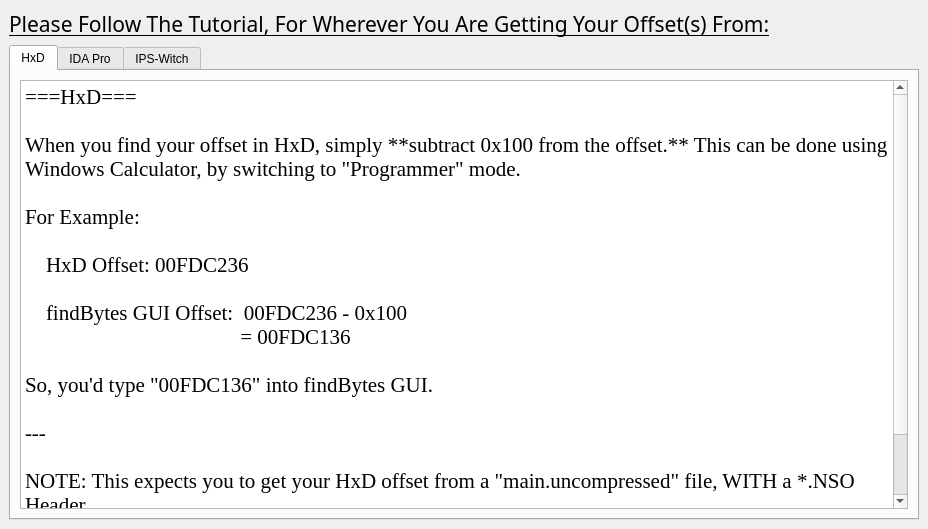
Old version of the form resources/interfaces/multipleOffsetsInstructions/multipleOffsetsInstructions.ui in the repository tiliarou/findBytes-GUI.
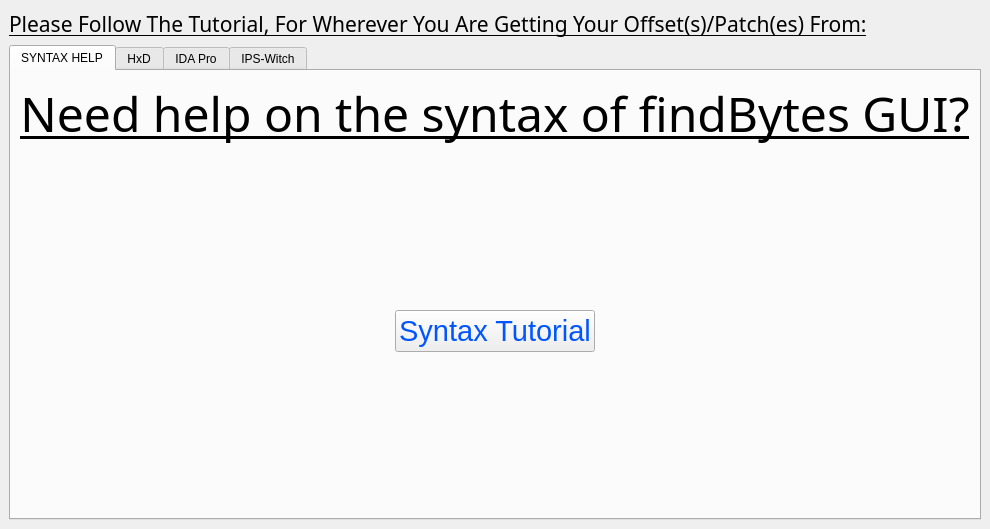
New version of the form.

Diff of the .ui file:
```diff
--- a/resources/interfaces/multipleOffsetsInstructions/multipleOffsetsInstructions.ui
+++ b/resources/interfaces/multipleOffsetsInstructions/multipleOffsetsInstructions.ui
@@ -28,7 +28,7 @@
        </font>
       </property>
       <property name="text">
-       <string>Please Follow The Tutorial, For Wherever You Are Getting Your Offset(s) From:</string>
+       <string>Please Follow The Tutorial, For Wherever You Are Getting Your Offset(s)/Patch(es) From:</string>
       </property>
      </widget>
     </item>
@@ -37,6 +37,101 @@
       <property name="currentIndex">
        <number>0</number>
       </property>
+      <widget class="QWidget" name="tab_3">
+       <attribute name="title">
+        <string>SYNTAX HELP</string>
+       </attribute>
+       <layout class="QVBoxLayout" name="verticalLayout_5">
+        <item>
+         <layout class="QGridLayout" name="gridLayout">
+          <item row="1" column="1">
+           <spacer name="verticalSpacer_2">
+            <property name="orientation">
+             <enum>Qt::Vertical</enum>
+            </property>
+            <property name="sizeHint" stdset="0">
+             <size>
+              <width>20</width>
+              <height>40</height>
+             </size>
+            </property>
+           </spacer>
+          </item>
+          <item row="2" column="0">
+           <spacer name="horizontalSpacer">
+            <property name="orientation">
+             <enum>Qt::Horizontal</enum>
+            </property>
+            <property name="sizeHint" stdset="0">
+             <size>
+              <width>40</width>
+              <height>20</height>
+             </size>
+            </property>
+           </spacer>
+          </item>
+          <item row="3" column="1">
+           <spacer name="verticalSpacer">
+            <property name="orientation">
+             <enum>Qt::Vertical</enum>
+            </property>
+            <property name="sizeHint" stdset="0">
+             <size>
+              <width>20</width>
+              <height>40</height>
+             </size>
+            </property>
+           </spacer>
+          </item>
+          <item row="2" column="1">
+           <widget class="QPushButton" name="syntax">
+            <property name="font">
+             <font>
+              <pointsize>22</pointsize>
+             </font>
+            </property>
+            <property name="styleSheet">
+             <string notr="true">color: rgb(0, 85, 255);</string>
+            </property>
+            <property name="text">
+             <string>Syntax Tutorial</string>
+            </property>
+           </widget>
+          </item>
+          <item row="2" column="2">
+           <spacer name="horizontalSpacer_2">
+            <property name="orientation">
+             <enum>Qt::Horizontal</enum>
+            </property>
+            <property name="sizeHint" stdset="0">
+             <size>
+              <width>40</width>
+              <height>20</height>
+             </size>
+            </property>
+           </spacer>
+          </item>
+          <item row="0" column="0" colspan="3">
+           <widget class="QLabel" name="label_2">
+            <property name="font">
+             <font>
+              <family>Ink Free</family>
+              <pointsize>36</pointsize>
+              <underline>true</underline>
+             </font>
+            </property>
+            <property name="text">
+             <string>Need help on the syntax of findBytes GUI?</string>
+            </property>
+            <property name="alignment">
+             <set>Qt::AlignCenter</set>
+            </property>
+           </widget>
+          </item>
+         </layout>
+        </item>
+       </layout>
+      </widget>
       <widget class="QWidget" name="tab">
        <attribute name="title">
         <string>HxD</string>
@@ -71,7 +166,7 @@
 
 NOTE: This expects you to get your HxD offset from a &quot;main.uncompressed&quot; file, WITH a *.NSO Header.
 
-Keep in mind, you can do this for as many offsets as you want!</string>
+Keep in mind, you can do this for as many offsets as you want! Just separate each new offset with a new line.</string>
           </property>
          </widget>
         </item>
```
Left out of the diff: 4 changed lines with no effect on the pictures.
